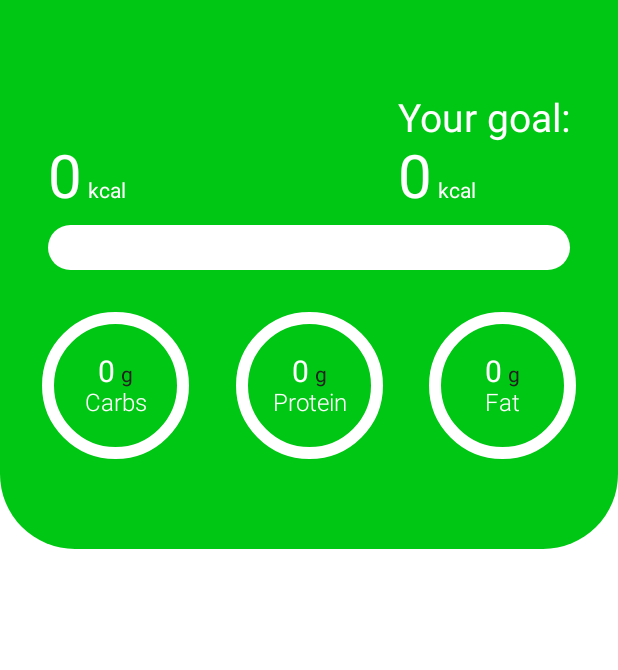
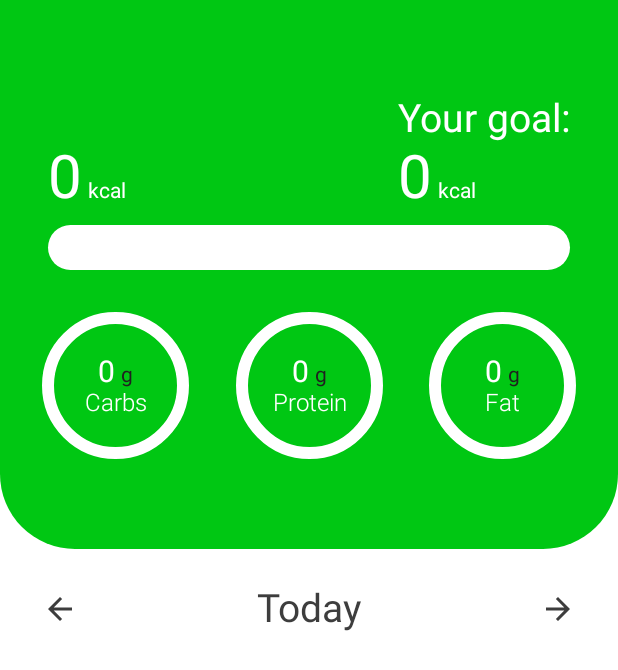
Before and after one commit to AAyar94/CaloryTracker, an Android app built with Jetpack Compose: the TrackerOverviewScreen screen opened through its navigation route, on a phone screen of 412 x 824 dp. Shown: the top 670 px of the screen. Run offline under Robolectric (Android 15) with nearby library versions, the light colour scheme and no system bars; our stand-ins replace Dagger/Hilt's generated code, Room's generated code.

Commit message:
create day selector composable

```diff
--- a/tracker/tracker_presentation/src/main/java/com/aayar94/tracker_presentation/tracker_overview/TrackerOverviewScreen.kt
+++ b/tracker/tracker_presentation/src/main/java/com/aayar94/tracker_presentation/tracker_overview/TrackerOverviewScreen.kt
@@ -1,6 +1,9 @@
 package com.aayar94.tracker_presentation.tracker_overview
 
+import androidx.compose.foundation.layout.Spacer
 import androidx.compose.foundation.layout.fillMaxSize
+import androidx.compose.foundation.layout.fillMaxWidth
+import androidx.compose.foundation.layout.height
 import androidx.compose.foundation.layout.padding
 import androidx.compose.foundation.lazy.LazyColumn
 import androidx.compose.runtime.Composable
@@ -9,6 +12,7 @@ import androidx.compose.ui.platform.LocalContext
 import androidx.hilt.navigation.compose.hiltViewModel
 import com.aaayar94.core.util.UiEvent
 import com.aayar94.core_ui.LocalSpacing
+import com.aayar94.tracker_presentation.tracker_overview.components.DaySelector
 import com.aayar94.tracker_presentation.tracker_overview.components.NutrientsHeader
 
 @Composable
@@ -26,7 +30,19 @@ fun TrackerOverviewScreen(
             .fillMaxSize()
             .padding(bottom = spacing.spaceMedium)
     ) {
-        item { NutrientsHeader(state = state) }
+        item {
+            NutrientsHeader(state = state)
+            Spacer(modifier = Modifier.height(spacing.spaceMedium))
+            DaySelector(
+                date = state.date,
+                onPreviousDayClick = { viewModel.onEvent(TrackerOverviewEvent.OnPreviousDayClick) },
+                onNextDayClick = { viewModel.onEvent(TrackerOverviewEvent.OnNextDayClick) },
+                modifier = Modifier
+                    .fillMaxWidth()
+                    .padding(horizontal = spacing.spaceMedium)
+            )
+            Spacer(modifier = Modifier.height(spacing.spaceMedium))
+        }
     }
 
 }
--- /dev/null
+++ b/tracker/tracker_presentation/src/main/java/com/aayar94/tracker_presentation/tracker_overview/components/DaySelector.kt
@@ -0,0 +1,44 @@
+package com.aayar94.tracker_presentation.tracker_overview.components
+
+import androidx.compose.foundation.layout.Arrangement
+import androidx.compose.foundation.layout.Row
+import androidx.compose.material.Icon
+import androidx.compose.material.IconButton
+import androidx.compose.material.MaterialTheme
+import androidx.compose.material.Text
+import androidx.compose.material.icons.Icons
+import androidx.compose.material.icons.filled.ArrowBack
+import androidx.compose.material.icons.filled.ArrowForward
+import androidx.compose.runtime.Composable
+import androidx.compose.ui.Alignment
+import androidx.compose.ui.Modifier
+import androidx.compose.ui.res.stringResource
+import java.time.LocalDate
+
+@Composable
+fun DaySelector(
+    date: LocalDate,
+    onPreviousDayClick: () -> Unit,
+    onNextDayClick: () -> Unit,
+    modifier: Modifier = Modifier
+) {
+    Row(
+        modifier = modifier,
+        horizontalArrangement = Arrangement.SpaceBetween,
+        verticalAlignment = Alignment.CenterVertically
+    ) {
+        IconButton(onClick = onPreviousDayClick) {
+            Icon(
+                imageVector = Icons.Default.ArrowBack,
+                contentDescription = stringResource(id = com.aayar94.core.R.string.previous_day)
+            )
+        }
+        Text(text = parseDayText(date = date), style = MaterialTheme.typography.h2)
+        IconButton(onClick = onNextDayClick) {
+            Icon(
+                imageVector = Icons.Default.ArrowForward,
+                contentDescription = stringResource(id = com.aayar94.core.R.string.next_day)
+            )
+        }
+    }
+}
--- /dev/null
+++ b/tracker/tracker_presentation/src/main/java/com/aayar94/tracker_presentation/tracker_overview/components/parseDayText.kt
@@ -0,0 +1,17 @@
+package com.aayar94.tracker_presentation.tracker_overview.components
+
+import androidx.compose.runtime.Composable
+import androidx.compose.ui.res.stringResource
+import java.time.LocalDate
+import java.time.format.DateTimeFormatter
+
+@Composable
+fun parseDayText(date: LocalDate): String {
+    val today = LocalDate.now()
+    return when (date) {
+        today -> stringResource(id = com.aayar94.core.R.string.today)
+        today.minusDays(1) -> stringResource(id = com.aayar94.core.R.string.yesterday)
+        today.plusDays(1) -> stringResource(id = com.aayar94.core.R.string.tomorrow)
+        else -> DateTimeFormatter.ofPattern("dd LLLL").format(date)
+    }
+}
```
